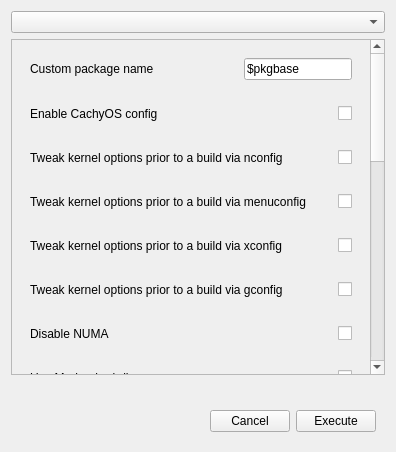
Old version of the form src/conf-options-page.ui in the repository ventureoo/kernel-manager.
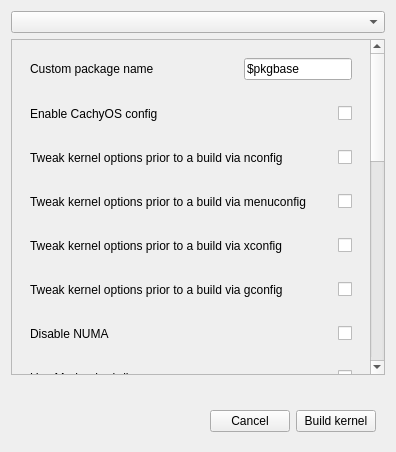
New version of the form.

Commit message: 🚧 rename some labels

Diff of the .ui file:
```diff
--- a/src/conf-options-page.ui
+++ b/src/conf-options-page.ui
@@ -680,7 +680,7 @@
        <item>
         <widget class="QPushButton" name="ok_button">
          <property name="text">
-          <string>Execute</string>
+          <string>Build kernel</string>
          </property>
         </widget>
        </item>
```
The commit also changes 3 other files.
